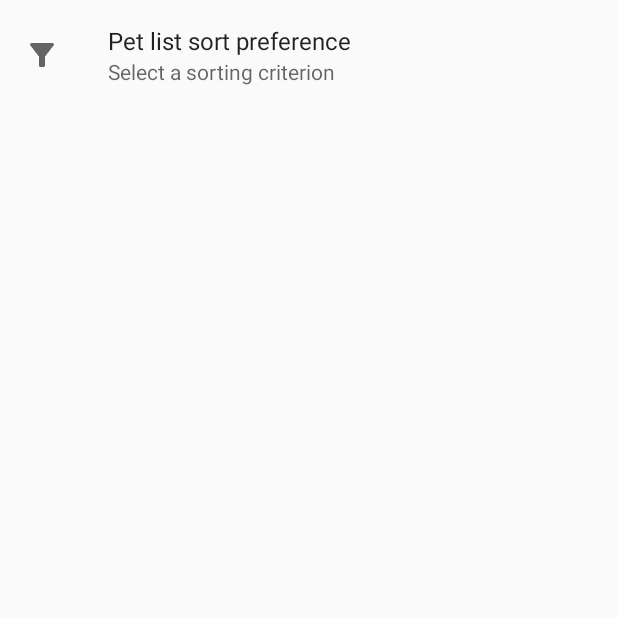
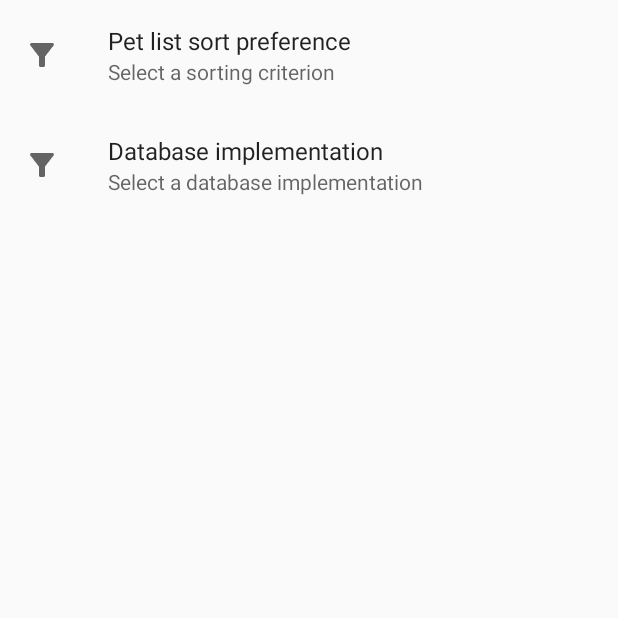
Before and after one commit to VladmirsVoloshyn/RSSchool.task4.database, an Android app: the screen it shows after launch (SettingsActivity), after a tap on "Open preference fragment to set filter", on a phone screen of 412 x 824 dp, the top half of it. Run offline under Robolectric (Android 15) with nearby library versions, the light colour scheme and no system bars; our stand-ins replace Room's generated code, androidx.preference.

Commit message:
feat: room database classes

```diff
--- a/app/src/main/java/com/example/petdatabase/PetsApplication.kt
+++ b/app/src/main/java/com/example/petdatabase/PetsApplication.kt
@@ -1,9 +1,21 @@
 package com.example.petdatabase
 
 import android.app.Application
+import com.example.petdatabase.room.PetsRepository
+import com.example.petdatabase.room.PetsRoomDatabase
+import kotlinx.coroutines.CoroutineScope
+import kotlinx.coroutines.SupervisorJob
 
 
 @Suppress("unused")
 class PetsApplication : Application() {
 
+    private val applicationScope = CoroutineScope(SupervisorJob())
+    private val dataBase by lazy {
+        PetsRoomDatabase.getDataBase(this, applicationScope)
+    }
+    val repository by lazy {
+        PetsRepository(dataBase.petDao())
+    }
+
 }
--- a/app/src/main/java/com/example/petdatabase/room/PetDao.kt
+++ b/app/src/main/java/com/example/petdatabase/room/PetDao.kt
@@ -1,9 +1,6 @@
 package com.example.petdatabase.room
 
-import androidx.room.Dao
-import androidx.room.Insert
-import androidx.room.OnConflictStrategy
-import androidx.room.Query
+import androidx.room.*
 import com.example.petdatabase.model.Pet
 import kotlinx.coroutines.flow.Flow
 
@@ -16,6 +13,12 @@ interface PetDao {
     @Insert(onConflict = OnConflictStrategy.IGNORE)
     suspend fun insert(pet: Pet)
 
+    @Update
+    suspend fun update(pet: Pet)
+
     @Query("DELETE FROM table_pets")
     suspend fun deleteAll()
+
+    @Query("DELETE FROM table_pets WHERE _id = :id")
+    suspend fun deleteById(id: Int)
 }
--- a/app/src/main/java/com/example/petdatabase/room/PetsRoomDatabase.kt
+++ b/app/src/main/java/com/example/petdatabase/room/PetsRoomDatabase.kt
@@ -1,16 +1,39 @@
 package com.example.petdatabase.room
 
 import android.content.Context
+import android.database.sqlite.SQLiteDatabase
+import android.database.sqlite.SQLiteOpenHelper
+import androidx.room.Database
 
 import androidx.room.RoomDatabase
 import androidx.room.Room
 import androidx.sqlite.db.SupportSQLiteDatabase
+import androidx.sqlite.db.SupportSQLiteOpenHelper
+import com.example.petdatabase.model.Pet
 import kotlinx.coroutines.CoroutineScope
 import kotlinx.coroutines.launch
 
+@Database(entities = [Pet::class], version = 1, exportSchema = false)
+abstract class PetsRoomDatabase : RoomDatabase() {
 
-abstract class PetsRoomDatabase : RoomDatabase() {
     abstract fun petDao(): PetDao
+
+    private class PetsDataBaseCallBack(
+        private val scope: CoroutineScope
+    ) : RoomDatabase.Callback() {
+        override fun onCreate(db: SupportSQLiteDatabase) {
+            super.onCreate(db)
+            INSTANCE?.let {dataBase ->
+                scope.launch {
+                    populateDatabase(dataBase.petDao())
+                }
+            }
+        }
+
+        suspend fun populateDatabase(petDao: PetDao){
+            petDao.deleteAll()
+        }
+    }
 
     companion object {
         @Volatile
@@ -22,22 +45,12 @@ abstract class PetsRoomDatabase : RoomDatabase() {
                     context.applicationContext,
                     PetsRoomDatabase::class.java,
                     "pets_database"
-                ).fallbackToDestructiveMigration().build()
+                ).addCallback(PetsDataBaseCallBack(scope)).build()
                 INSTANCE = instance
                 instance
             }
         }
     }
 
-//    private class PetsDataBaseCallBack(
-//        private val scope: CoroutineScope
-//    ) : RoomDatabase.Callback() {
-//        override fun onCreate(db: SupportSQLiteDatabase) {
-//            super.onCreate(db)
-//            INSTANCE?.let { petsRoomDatabase ->
-//                scope.launch {
-//                }
-//            }
-//        }
-//    }
+
 }
--- a/app/src/main/java/com/example/petdatabase/sqlitedatabase/DatabaseManager.kt
+++ b/app/src/main/java/com/example/petdatabase/sqlitedatabase/DatabaseCursorManager.kt
@@ -7,19 +7,19 @@ import android.database.sqlite.SQLiteDatabase
 import android.util.Log
 import com.example.petdatabase.model.Pet
 
-class DatabaseManager(context: Context) {
+class DatabaseCursorManager(context: Context) {
 
-    private val phoneBaseManagerContext = context
-    private var sqLiteDatabase: SQLiteDatabase
+
     private var contentValues = ContentValues()
     private var listPets = ArrayList<Pet>()
+    private var sqLiteDatabase: SQLiteDatabase
 
     init {
-        val phoneBase = PetsDataBase(phoneBaseManagerContext)
-        sqLiteDatabase = phoneBase.writableDatabase
+        val petsDataBase = PetsDataBase(context)
+        sqLiteDatabase = petsDataBase.writableDatabase
     }
 
-    fun getPetsList(): ArrayList<Pet>{
+    fun getPetsList(): ArrayList<Pet> {
         fillListPets()
         return listPets
     }
@@ -31,15 +31,14 @@ class DatabaseManager(context: Context) {
             contentValues.put(PetsDataBase.KEY_GENDER, gender)
             contentValues.put(PetsDataBase.KEY_AGE, age)
         }
-        Log.d("DataBase", "add new element")
         sqLiteDatabase.insert(PetsDataBase.TABLE_PETS, null, contentValues)
     }
 
     private fun fillListPets() {
         listPets.clear()
-        val cursor: Cursor =
+        val cursor: Cursor? =
             sqLiteDatabase.query(PetsDataBase.TABLE_PETS, null, null, null, null, null, null)
-        if (cursor.moveToFirst()) {
+        if (cursor?.moveToFirst()!!) {
             val id = cursor.getColumnIndex(PetsDataBase.KEY_ID)
             val name = cursor.getColumnIndex(PetsDataBase.KEY_NAME)
             val gender = cursor.getColumnIndex(PetsDataBase.KEY_GENDER)
@@ -47,11 +46,12 @@ class DatabaseManager(context: Context) {
             val type = cursor.getColumnIndex(PetsDataBase.KEY_TYPE)
             do {
                 listPets.add(
-                    Pet(cursor.getInt(id),
+                    Pet(
+                        cursor.getInt(id),
                         cursor.getString(name),
                         cursor.getInt(age),
-                        cursor.getString(gender),
-                        cursor.getString(type)
+                        cursor.getString(type),
+                        cursor.getString(gender)
                     )
                 )
             } while (cursor.moveToNext())
@@ -60,8 +60,8 @@ class DatabaseManager(context: Context) {
         cursor.close()
     }
 
-    fun delete(position : Int){
-            val delCount = sqLiteDatabase.delete(
+    fun delete(position: Int) {
+        val delCount = sqLiteDatabase?.delete(
             PetsDataBase.TABLE_PETS,
             PetsDataBase.KEY_ID + "= " + position,
             null
@@ -69,4 +69,21 @@ class DatabaseManager(context: Context) {
         Log.d("mLog", "delete rows count = $delCount")
         fillListPets()
     }
+
+    fun updateElement(pet: Pet) {
+        if (pet.id.equals("")) {
         }
+        contentValues.put(PetsDataBase.KEY_NAME, pet.name)
+        contentValues.put(PetsDataBase.KEY_AGE, pet.age)
+        contentValues.put(PetsDataBase.KEY_AGE, pet.type)
+        contentValues.put(PetsDataBase.KEY_AGE, pet.gender)
+        val updCount = sqLiteDatabase.update(
+            PetsDataBase.TABLE_PETS,
+            contentValues,
+            PetsDataBase.KEY_ID + "= ?",
+            null
+        )
+    }
+
+
+}
--- a/app/src/main/java/com/example/petdatabase/ui/MainActivity.kt
+++ b/app/src/main/java/com/example/petdatabase/ui/MainActivity.kt
@@ -3,48 +3,44 @@ package com.example.petdatabase.ui
 import android.content.Intent
 import androidx.appcompat.app.AppCompatActivity
 import android.os.Bundle
-import android.widget.RelativeLayout
-import androidx.activity.OnBackPressedCallback
 import androidx.activity.viewModels
-import androidx.lifecycle.Observer
-import androidx.lifecycle.ViewModelProvider
 import androidx.preference.PreferenceManager
 import androidx.recyclerview.widget.LinearLayoutManager
 import com.example.petdatabase.PetsApplication
 import com.example.petdatabase.databinding.ActivityMainBinding
 import com.example.petdatabase.model.Pet
 import com.example.petdatabase.ui.petlist.PetListAdapter
-import com.example.petdatabase.ui.preference.BaseSortPreference
 import com.example.petdatabase.ui.preference.SettingsActivity
-import com.example.petdatabase.util.ListPetSort
-import com.google.android.material.floatingactionbutton.FloatingActionButton
 
 class MainActivity : AppCompatActivity(), AddFragment.OnAddPetListener,
     PetListAdapter.OnDeleteClickListener {
 
     private lateinit var binding: ActivityMainBinding
     private val viewModel: MainViewModel by viewModels {
-        MainViewModelFactory()
+        MainViewModelFactory((application as PetsApplication).repository)
     }
     private var petListAdapter: PetListAdapter? = null
     private lateinit var sortMethod: String
+    private lateinit var dbImpl: String
 
     override fun onCreate(savedInstanceState: Bundle?) {
         super.onCreate(savedInstanceState)
         binding = ActivityMainBinding.inflate(layoutInflater)
         setContentView(binding.root)
-
         val preferences = PreferenceManager.getDefaultSharedPreferences(this)
         sortMethod = preferences.getString(SORT_KEY, DEFAULT_SORT_METHOD)!!
+        dbImpl = preferences.getString(IMPL_KEY, DEFAULT_DB_IMPL)!!
+
         viewModel.initialize(application as PetsApplication)
 
-        viewModel.getData(sortMethod).observe(this, {
+        viewModel.getData(sortMethod, dbImpl).observe(this, {
             petListAdapter = PetListAdapter(it, this, this)
             binding.petList.adapter = petListAdapter
             binding.petList.layoutManager = LinearLayoutManager(this)
         })
+
         binding.addButton.setOnClickListener {
-            val addFragment = AddFragment()
+            val addFragment = AddFragment("new", Pet(999, "12", 12, "12", "12"))
             addFragment.show(supportFragmentManager, "sdf")
         }
 
@@ -55,25 +51,49 @@ class MainActivity : AppCompatActivity(), AddFragment.OnAddPetListener,
     }
 
     override fun onPetAdd(pet: Pet) {
-        viewModel.addPet(pet)
+        if (dbImpl == "Room") {
+            viewModel.insert(pet)
+        } else {
+            viewModel.addPet(pet)
+        }
+        viewModel.sort(sortMethod)
+    }
+
+    override fun onPetEdit(pet: Pet) {
+        if (dbImpl == "Room") {
+            viewModel.update(pet)
+        } else {
+        }
         viewModel.sort(sortMethod)
     }
 
     override fun onDeleteClick(position: Int) {
-        viewModel.deletePet(position)
+        if (dbImpl == "Room") {
+            viewModel.delete(position)
+        } else {
+            viewModel.deletePet(position)
+        }
         viewModel.sort(sortMethod)
+    }
+
+    override fun onEditClick(pet: Pet) {
+        val addFragment = AddFragment("edit", pet)
+        addFragment.show(supportFragmentManager, "sdf")
     }
 
     override fun onResume() {
         super.onResume()
         val preferences = PreferenceManager.getDefaultSharedPreferences(this)
         sortMethod = preferences.getString(SORT_KEY, DEFAULT_SORT_METHOD)!!
+        dbImpl = preferences.getString(IMPL_KEY, DEFAULT_DB_IMPL)!!
+        viewModel.getData(sortMethod,dbImpl)
         viewModel.sort(sortMethod)
-        println(sortMethod)
     }
 
     companion object {
         const val DEFAULT_SORT_METHOD = "None"
+        const val DEFAULT_DB_IMPL = "Room"
         const val SORT_KEY = "sort"
+        const val IMPL_KEY = "impl"
     }
 }
--- a/app/src/main/java/com/example/petdatabase/ui/MainViewModel.kt
+++ b/app/src/main/java/com/example/petdatabase/ui/MainViewModel.kt
@@ -1,39 +1,60 @@
 package com.example.petdatabase.ui
 
 import android.content.Context
-import androidx.lifecycle.MutableLiveData
-import androidx.lifecycle.ViewModel
-import com.example.petdatabase.sqlitedatabase.DatabaseManager
+import androidx.lifecycle.*
 import com.example.petdatabase.model.Pet
+import com.example.petdatabase.room.PetsRepository
+import com.example.petdatabase.room.PetsRoomDatabase
+import com.example.petdatabase.sqlitedatabase.DatabaseCursorManager
 import com.example.petdatabase.util.ListPetSort
+import kotlinx.coroutines.launch
 
-class MainViewModel : ViewModel() {
+class MainViewModel(private val repository: PetsRepository) : ViewModel() {
 
-    private var petList: MutableLiveData<ArrayList<Pet>> = MutableLiveData()
-    private lateinit var dataBaseManager : DatabaseManager
+    private val pets: LiveData<List<Pet>> = repository.allPets.asLiveData()
 
-    fun addPet(pet : Pet) {
+    private var petList: MutableLiveData<List<Pet>> = MutableLiveData()
+    private lateinit var dataBaseManager: DatabaseCursorManager
+
+    fun getData(sortMethod: String, impl: String): MutableLiveData<List<Pet>> {
+        if (impl == "Room") {
+            return repository.allPets.asLiveData() as MutableLiveData<List<Pet>>
+        } else if (impl == "Cursor")
+            petList.postValue(ListPetSort.sort(sortMethod, dataBaseManager.getPetsList()))
+        return  petList
+    }
+
+    fun sort(sortMethod: String) {
+        petList.postValue(ListPetSort.sort(sortMethod, dataBaseManager.getPetsList()))
+    }
+
+    //room impl
+    fun insert(pet: Pet) = viewModelScope.launch {
+        repository.insert(pet)
+    }
+
+    fun delete(id: Int) = viewModelScope.launch {
+        pets.value?.get(id)?.let { repository.delete(it.id) }
+    }
+
+    fun update(pet: Pet) = viewModelScope.launch {
+        repository.update(pet)
+    }
+
+    //cursor impl
+    fun addPet(pet: Pet) {
         dataBaseManager.addPet(pet)
         petList.postValue(dataBaseManager.getPetsList())
     }
 
-    fun getData(sortMethod : String): MutableLiveData<ArrayList<Pet>> {
-        petList.postValue(ListPetSort.sort(sortMethod,dataBaseManager.getPetsList()))
-        return petList
-    }
-
-    fun sort(sortMethod: String){
-        petList.postValue(ListPetSort.sort(sortMethod, dataBaseManager.getPetsList()))
-    }
-
-    fun deletePet(position : Int) {
+    fun deletePet(position: Int) {
         val delID = petList.value?.get(position)?.id
         dataBaseManager.delete(delID!!)
         petList.postValue(dataBaseManager.getPetsList())
     }
 
-    fun initialize(mContext : Context) {
-        dataBaseManager = DatabaseManager(mContext)
+    fun initialize(mContext: Context) {
+        dataBaseManager = DatabaseCursorManager(mContext)
     }
 
 }
--- a/app/src/main/java/com/example/petdatabase/ui/MainViewModelFactory.kt
+++ b/app/src/main/java/com/example/petdatabase/ui/MainViewModelFactory.kt
@@ -2,13 +2,14 @@ package com.example.petdatabase.ui
 
 import androidx.lifecycle.ViewModel
 import androidx.lifecycle.ViewModelProvider
+import com.example.petdatabase.room.PetsRepository
 import java.lang.IllegalArgumentException
 
-class MainViewModelFactory : ViewModelProvider.Factory {
+class MainViewModelFactory(private val repository: PetsRepository) : ViewModelProvider.Factory {
     override fun <T : ViewModel?> create(modelClass: Class<T>): T {
         if (modelClass.isAssignableFrom(MainViewModel::class.java)){
             @Suppress("UNCHECKED_CAST")
-            return MainViewModel() as T
+            return MainViewModel(repository) as T
             }
         throw IllegalArgumentException("Unknown class")
     }
--- a/app/src/main/java/com/example/petdatabase/ui/petlist/PetListAdapter.kt
+++ b/app/src/main/java/com/example/petdatabase/ui/petlist/PetListAdapter.kt
@@ -5,7 +5,6 @@ import android.content.Context
 import android.view.LayoutInflater
 import android.view.View
 import android.view.ViewGroup
-import android.widget.Button
 import android.widget.ImageButton
 import android.widget.ImageView
 import android.widget.TextView
@@ -14,8 +13,8 @@ import com.example.petdatabase.R
 import com.example.petdatabase.model.Pet
 
 class PetListAdapter(
-    private val listPets: ArrayList<Pet>,
-    private val context: Context,
+    private var listPets: List<Pet>,
+    context: Context,
     private val listener : OnDeleteClickListener? = null
 ) : RecyclerView.Adapter<PetListAdapter.PetViewHolder>() {
 
@@ -24,7 +23,6 @@ class PetListAdapter(
 
     override fun onCreateViewHolder(parent: ViewGroup, viewType: Int): PetViewHolder {
         return PetViewHolder(layoutInflater.inflate(R.layout.pet_item_container, parent, false))
-
     }
 
     @SuppressLint("SetTextI18n")
@@ -55,6 +53,7 @@ class PetListAdapter(
         var textType: TextView? = null
         var imageView : ImageView? = null
         var deleteButton : ImageButton? = null
+        var editButton : ImageButton? = null
 
         init {
             textName =itemView.findViewById(R.id.pet_name)
@@ -63,8 +62,14 @@ class PetListAdapter(
             textType = itemView.findViewById(R.id.pet_type)
             imageView = itemView.findViewById(R.id.pet_avatar)
             deleteButton = itemView.findViewById(R.id.delete_button)
+            editButton = itemView.findViewById(R.id.edit_button)
+
             deleteButton?.setOnClickListener {
                 listener?.onDeleteClick(adapterPosition)
+            }
+
+            editButton?.setOnClickListener {
+                listener?.onEditClick(listPets[adapterPosition])
             }
         }
 
@@ -73,6 +78,8 @@ class PetListAdapter(
 
     interface OnDeleteClickListener{
         fun onDeleteClick(position: Int)
+
+        fun onEditClick(pet : Pet)
     }
 
     companion object{
--- a/app/src/main/java/com/example/petdatabase/ui/preference/BaseSortPreference.kt
+++ b/app/src/main/java/com/example/petdatabase/ui/preference/BasePreference.kt
@@ -4,7 +4,7 @@ import android.os.Bundle
 import androidx.preference.PreferenceFragmentCompat
 import com.example.petdatabase.R
 
-class BaseSortPreference : PreferenceFragmentCompat() {
+class BasePreference : PreferenceFragmentCompat() {
 
     override fun onCreate(savedInstanceState: Bundle?) {
         super.onCreate(savedInstanceState)
@@ -14,6 +14,4 @@ class BaseSortPreference : PreferenceFragmentCompat() {
     override fun onCreatePreferences(savedInstanceState: Bundle?, rootKey: String?) {
         return
     }
-
-
 }
--- a/app/src/main/java/com/example/petdatabase/ui/preference/SettingsActivity.kt
+++ b/app/src/main/java/com/example/petdatabase/ui/preference/SettingsActivity.kt
@@ -8,7 +8,7 @@ class SettingsActivity : AppCompatActivity() {
 
     override fun onCreate(savedInstanceState: Bundle?) {
         super.onCreate(savedInstanceState)
-        supportFragmentManager.beginTransaction().replace(android.R.id.content, BaseSortPreference()).commit()
+        supportFragmentManager.beginTransaction().replace(android.R.id.content, BasePreference()).commit()
     }
 
 }
--- a/app/src/main/res/values/strings.xml
+++ b/app/src/main/res/values/strings.xml
@@ -23,4 +23,9 @@
         <item>Name</item>
     </string-array>
 
+    <string-array name="database_impl">
+        <item>Room</item>
+        <item>Cursor</item>
+    </string-array>
+
 </resources>
--- a/app/src/main/res/xml/preference.xml
+++ b/app/src/main/res/xml/preference.xml
@@ -10,4 +10,14 @@
         android:entryValues="@array/sort_pref_values"
         app:icon="@drawable/ic_baseline_filter_alt_24"
         />
+
+    <ListPreference
+        android:defaultValue="Room"
+        android:key="impl"
+        app:title="Database implementation"
+        android:summary="Select a database implementation"
+        android:entries="@array/database_impl"
+        android:entryValues="@array/database_impl"
+        app:icon="@drawable/ic_baseline_filter_alt_24"
+        />
 </PreferenceScreen>
```
Also changed, not shown: app/src/main/java/com/example/petdatabase/model/Pet.kt (+8 -5 lines), app/src/main/java/com/example/petdatabase/room/PetsRepository.kt (+14 -2 lines), app/src/main/java/com/example/petdatabase/ui/AddFragment.kt (+20 -2 lines), app/src/main/res/drawable/ic_baseline_edit_24.xml (added, +10 -0 lines), app/src/main/res/layout/activity_main.xml (+4 -3 lines), app/src/main/res/layout/pet_item_container.xml (+10 -0 lines). Lines whose indentation alone changed are shown as unchanged.
